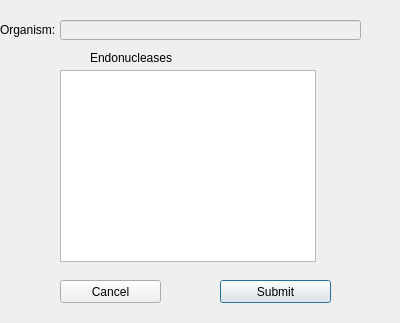
TrinhLab/CASPERapp, file co_targeting.ui: the form before one commit.
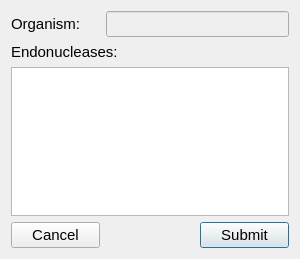
The form after the commit.

The edit to the form file:
```diff
--- a/co_targeting.ui
+++ b/co_targeting.ui
@@ -6,63 +6,53 @@
    <rect>
     <x>0</x>
     <y>0</y>
-    <width>400</width>
-    <height>323</height>
+    <width>296</width>
+    <height>246</height>
    </rect>
   </property>
+  <property name="font">
+   <font>
+    <pointsize>11</pointsize>
+   </font>
+  </property>
   <property name="windowTitle">
    <string>Dialog</string>
   </property>
+  <layout class="QGridLayout" name="gridLayout">
+   <item row="0" column="0">
   <widget class="QLabel" name="organism_name_label">
-   <property name="geometry">
-    <rect>
-     <x>0</x>
-     <y>20</y>
-     <width>91</width>
-     <height>20</height>
-    </rect>
-   </property>
    <property name="text">
     <string>Organism:</string>
    </property>
   </widget>
+   </item>
+   <item row="0" column="1" colspan="2">
   <widget class="QLineEdit" name="orgName">
    <property name="enabled">
     <bool>false</bool>
    </property>
-   <property name="geometry">
-    <rect>
-     <x>60</x>
-     <y>20</y>
-     <width>301</width>
-     <height>20</height>
-    </rect>
-   </property>
    <property name="toolTip">
     <string>&lt;html&gt;&lt;head/&gt;&lt;body&gt;&lt;p&gt;This is the organism that targets have been searched for&lt;/p&gt;&lt;/body&gt;&lt;/html&gt;</string>
    </property>
   </widget>
-  <widget class="QLabel" name="endo_label">
-   <property name="geometry">
-    <rect>
-     <x>90</x>
-     <y>50</y>
-     <width>291</width>
-     <height>16</height>
-    </rect>
+   </item>
+   <item row="3" column="2">
+    <widget class="QPushButton" name="submit_button">
+     <property name="toolTip">
+      <string>&lt;html&gt;&lt;head/&gt;&lt;body&gt;&lt;p&gt;Submit button. &lt;br/&gt;Takes the endonucleases selected, and shows them in the same table in the resutls window.&lt;/p&gt;&lt;/body&gt;&lt;/html&gt;</string>
    </property>
    <property name="text">
-    <string>Endonucleases</string>
-   </property>
-  </widget>
+      <string>Submit</string>
+     </property>
+    </widget>
+   </item>
+   <item row="2" column="0" colspan="3">
   <widget class="QTableWidget" name="endo_table">
-   <property name="geometry">
-    <rect>
-     <x>60</x>
-     <y>70</y>
-     <width>256</width>
-     <height>192</height>
-    </rect>
+     <property name="minimumSize">
+      <size>
+       <width>278</width>
+       <height>149</height>
+      </size>
    </property>
    <property name="toolTip">
     <string>&lt;html&gt;&lt;head/&gt;&lt;body&gt;&lt;p&gt;These are the list of endonucleases available for this organism. &lt;/p&gt;&lt;p&gt;Select which endonucleases you want shown at the same time.&lt;/p&gt;&lt;/body&gt;&lt;/html&gt;</string>
@@ -74,31 +64,16 @@
     <enum>QAbstractItemView::ScrollPerPixel</enum>
    </property>
   </widget>
-  <widget class="QPushButton" name="submit_button">
-   <property name="geometry">
-    <rect>
-     <x>220</x>
-     <y>280</y>
-     <width>111</width>
-     <height>23</height>
-    </rect>
-   </property>
-   <property name="toolTip">
-    <string>&lt;html&gt;&lt;head/&gt;&lt;body&gt;&lt;p&gt;Submit button. &lt;br/&gt;Takes the endonucleases selected, and shows them in the same table in the resutls window.&lt;/p&gt;&lt;/body&gt;&lt;/html&gt;</string>
-   </property>
+   </item>
+   <item row="1" column="0" colspan="3">
+    <widget class="QLabel" name="endo_label">
    <property name="text">
-    <string>Submit</string>
-   </property>
-  </widget>
+      <string>Endonucleases:</string>
+     </property>
+    </widget>
+   </item>
+   <item row="3" column="0">
   <widget class="QPushButton" name="cancel_button">
-   <property name="geometry">
-    <rect>
-     <x>60</x>
-     <y>280</y>
-     <width>101</width>
-     <height>23</height>
-    </rect>
-   </property>
    <property name="toolTip">
     <string>&lt;html&gt;&lt;head/&gt;&lt;body&gt;&lt;p&gt;Cancel button. Cancels everything, and closes out of this window&lt;/p&gt;&lt;/body&gt;&lt;/html&gt;</string>
    </property>
@@ -106,6 +81,8 @@
     <string>Cancel</string>
    </property>
   </widget>
+   </item>
+  </layout>
  </widget>
  <resources/>
  <connections/>
```
Lines whose indentation alone changed are shown as unchanged.
